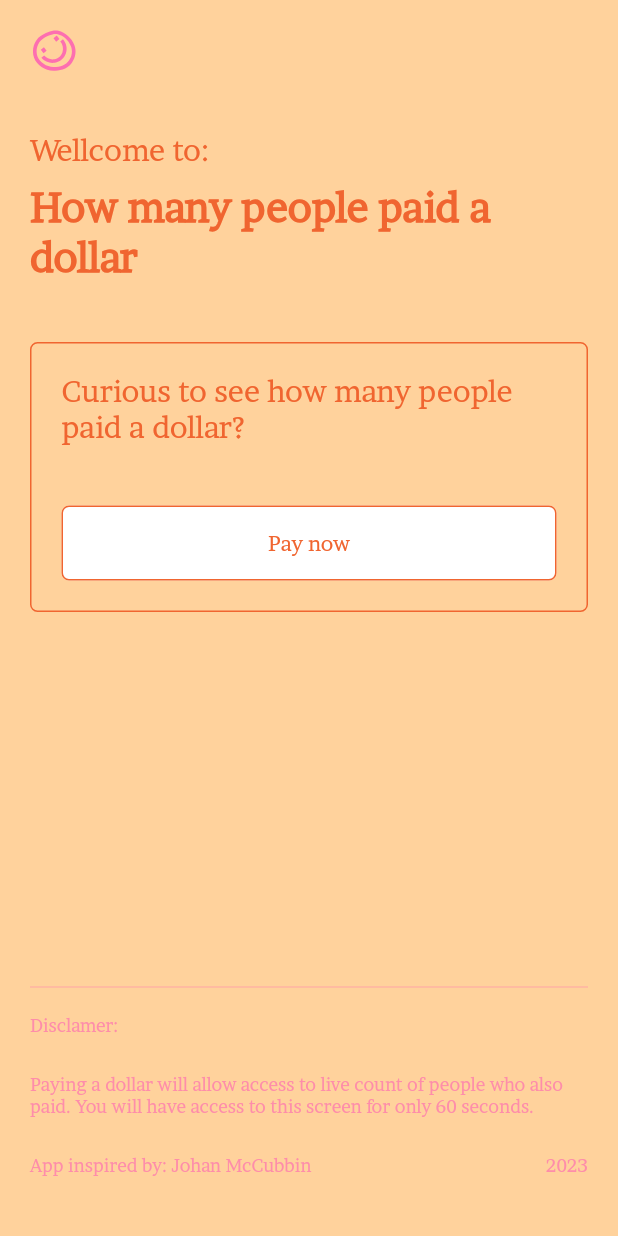
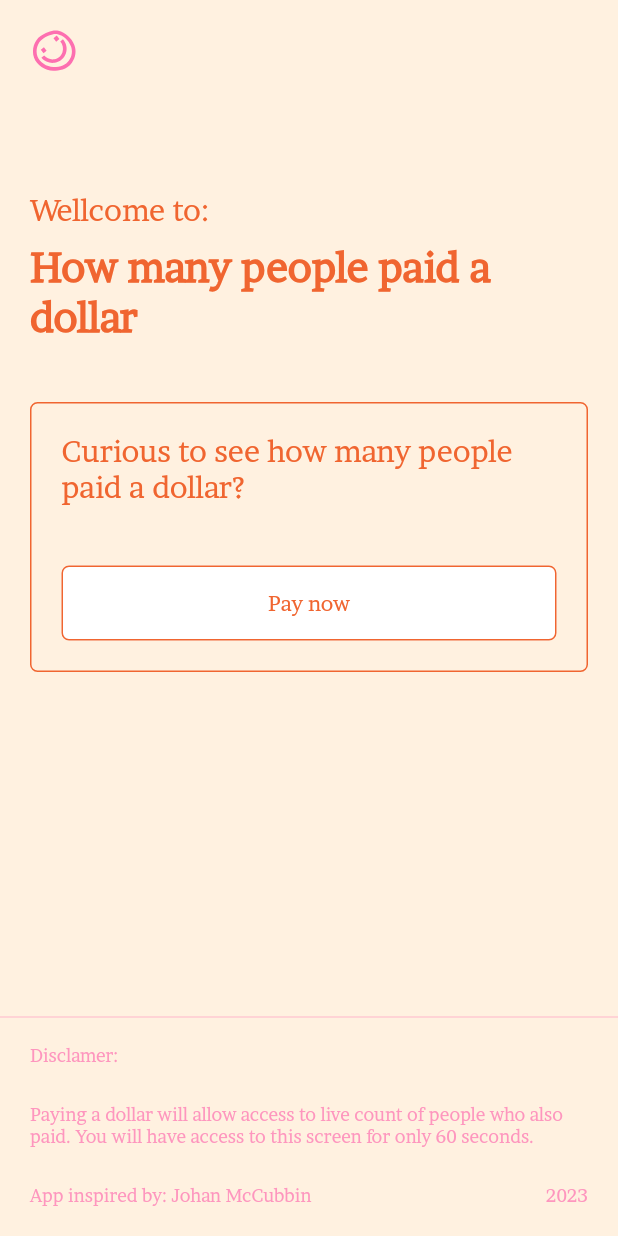
Before and after one commit to gray141592/a-dollar-app, a Flutter app: the HomeLayout screen opened by its route, on a phone screen of 412 x 824 dp. Run offline on Flutter 3.47's test engine with Material 2 defaults, Android fonts, the phone set to English and light mode, and no system bars; our stand-ins replace confetti, flutter_offline, flutter_svg, in_app_purchase, shared_preferences; missing offline and left inert: in_app_purchase_storekit; accounts and stored records are empty.

Commit message:
success screen layout

```diff
--- a/lib/components/layout/footer.dart
+++ b/lib/components/layout/footer.dart
@@ -12,9 +12,13 @@
       height: 10,
     );
     return Column(
+      children: [
+        footerDivider(),
+        Padding(
+          padding: const EdgeInsets.symmetric(horizontal: 20),
+          child: Column(
             crossAxisAlignment: CrossAxisAlignment.start,
             children: [
-        footerDivider(),
               emptyTenPixels,
               Text(
                 "Disclamer:",
@@ -42,6 +46,9 @@
               emptyTenPixels,
               emptyTenPixels,
             ],
+          ),
+        ),
+      ],
     );
   }
 
--- a/lib/components/layout/smiley.dart
+++ b/lib/components/layout/smiley.dart
@@ -7,9 +7,12 @@
   @override
   Widget build(BuildContext context) {
     return GestureDetector(
-      child: SvgPicture.asset(
-        'images/smajli.svg',
-        semanticsLabel: 'smajli',
+      child: Padding(
+        padding: const EdgeInsets.all(20),
+        child: SvgPicture.asset(
+          'images/smajli.svg',
+          semanticsLabel: 'smajli',
+        ),
       ),
       onTap: () => Navigator.of(context).maybePop(),
     );
--- a/lib/components/success/index.dart
+++ b/lib/components/success/index.dart
@@ -1,2 +1,4 @@
 export './star.dart';
 export './confetti-explosion.dart';
+export './success-hero.dart';
+export './share.dart';
--- a/lib/layouts/home.dart
+++ b/lib/layouts/home.dart
@@ -24,10 +24,6 @@
           }
           return const OfflineScreen();
         },
-        child: Container(
-          alignment: Alignment.topRight,
-          child: Padding(
-            padding: const EdgeInsets.all(20),
         child: Column(
           crossAxisAlignment: CrossAxisAlignment.start,
           children: [
@@ -39,8 +35,6 @@
           ],
         ),
       ),
-        ),
-      ),
     );
   }
 }
--- a/lib/screens/home.dart
+++ b/lib/screens/home.dart
@@ -7,7 +7,9 @@
 
   @override
   Widget build(BuildContext context) {
-    return Column(
+    return Padding(
+      padding: const EdgeInsets.all(20),
+      child: Column(
         mainAxisAlignment: MainAxisAlignment.start,
         children: const <Widget>[
           SizedBox(
@@ -19,6 +21,7 @@
           ),
           HeroCTA(),
         ],
+      ),
     );
   }
 }
--- a/lib/theme.dart
+++ b/lib/theme.dart
@@ -1,7 +1,9 @@
 import 'package:flutter/material.dart';
 
 class DollarTheme {
-  static Color background = const Color(0xFFFFD29C);
+  static Color background = const Color(0xFFFFF1E0);
+  static Color exBackground = const Color(0xFFFFD29C);
+  static Color cream = Color.fromRGBO(255, 250, 243, 1);
   static Color orangeText = const Color.fromRGBO(240, 101, 48, 1);
   static Color pinkText =
       const Color.fromRGBO(253, 111, 176, 1).withOpacity(0.7);
```
Also changed, not shown: lib/components/success/share.dart (added, +52 -0 lines), lib/components/success/success-hero.dart (+28 -6 lines), lib/screens/success.dart (+10 -20 lines), pubspec.yaml (+9 -1 lines), images/facebook.svg (added), images/instagram.svg (added), images/linkedin.svg (added), images/twitter.svg (added). Lines whose indentation alone changed are shown as unchanged.
